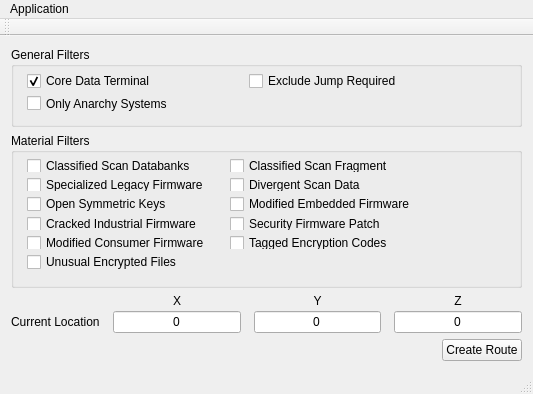
This is src/MainWindow.ui in neotron/EDPathFinder as Qt 5 draws it before an edit. The edited form follows.
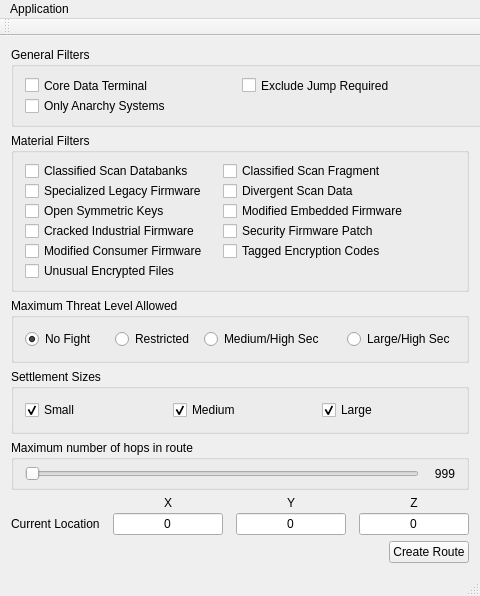
This is the edited form.

The edit to the form file:
```diff
--- a/src/MainWindow.ui
+++ b/src/MainWindow.ui
@@ -6,8 +6,8 @@
    <rect>
     <x>0</x>
     <y>0</y>
-    <width>533</width>
-    <height>390</height>
+    <width>480</width>
+    <height>596</height>
    </rect>
   </property>
   <property name="sizePolicy">
@@ -50,39 +50,18 @@
       <property name="title">
        <string>General Filters</string>
       </property>
-      <widget class="QWidget" name="formLayoutWidget_2">
-       <property name="geometry">
-        <rect>
-         <x>10</x>
-         <y>20</y>
-         <width>493</width>
-         <height>51</height>
-        </rect>
-       </property>
-       <layout class="QFormLayout" name="formLayout">
-        <property name="labelAlignment">
-         <set>Qt::AlignLeading|Qt::AlignLeft|Qt::AlignVCenter</set>
-        </property>
+      <layout class="QGridLayout" name="gridLayout_3">
         <property name="horizontalSpacing">
-         <number>20</number>
-        </property>
-        <property name="verticalSpacing">
-         <number>6</number>
-        </property>
-        <property name="leftMargin">
-         <number>6</number>
-        </property>
-        <property name="topMargin">
-         <number>6</number>
-        </property>
-        <property name="rightMargin">
-         <number>6</number>
-        </property>
-        <property name="bottomMargin">
-         <number>6</number>
+        <number>15</number>
         </property>
         <item row="0" column="0">
          <widget class="QCheckBox" name="cdt">
+         <property name="sizePolicy">
+          <sizepolicy hsizetype="Fixed" vsizetype="Fixed">
+           <horstretch>0</horstretch>
+           <verstretch>0</verstretch>
+          </sizepolicy>
+         </property>
           <property name="minimumSize">
            <size>
             <width>202</width>
@@ -93,14 +72,7 @@
            <string>Core Data Terminal</string>
           </property>
           <property name="checked">
-           <bool>true</bool>
-          </property>
-         </widget>
-        </item>
-        <item row="1" column="0">
-         <widget class="QCheckBox" name="anarchy">
-          <property name="text">
-           <string>Only Anarchy Systems</string>
+          <bool>false</bool>
           </property>
          </widget>
         </item>
@@ -117,8 +89,17 @@
           </property>
          </widget>
         </item>
-       </layout>
-      </widget>
+       <item row="1" column="0">
+        <widget class="QCheckBox" name="anarchy">
+         <property name="toolTip">
+          <string>Only include bases in anarchy systems (no bounties).</string>
+         </property>
+         <property name="text">
+          <string>Only Anarchy Systems</string>
+         </property>
+        </widget>
+       </item>
+      </layout>
      </widget>
     </item>
     <item>
@@ -138,36 +119,9 @@
       <property name="title">
        <string>Material Filters</string>
       </property>
-      <widget class="QWidget" name="formLayoutWidget_3">
-       <property name="geometry">
-        <rect>
-         <x>10</x>
-         <y>20</y>
-         <width>491</width>
-         <height>122</height>
-        </rect>
-       </property>
-       <layout class="QFormLayout" name="formLayout_3">
-        <property name="labelAlignment">
-         <set>Qt::AlignLeading|Qt::AlignLeft|Qt::AlignVCenter</set>
-        </property>
+      <layout class="QGridLayout" name="gridLayout_2">
         <property name="horizontalSpacing">
-         <number>20</number>
-        </property>
-        <property name="verticalSpacing">
-         <number>6</number>
-        </property>
-        <property name="leftMargin">
-         <number>6</number>
-        </property>
-        <property name="topMargin">
-         <number>6</number>
-        </property>
-        <property name="rightMargin">
-         <number>6</number>
-        </property>
-        <property name="bottomMargin">
-         <number>6</number>
+        <number>15</number>
         </property>
         <item row="0" column="0">
          <widget class="QCheckBox" name="csd">
@@ -227,6 +181,12 @@
         </item>
         <item row="4" column="0">
          <widget class="QCheckBox" name="mcf">
+         <property name="sizePolicy">
+          <sizepolicy hsizetype="Fixed" vsizetype="Fixed">
+           <horstretch>0</horstretch>
+           <verstretch>0</verstretch>
+          </sizepolicy>
+         </property>
           <property name="text">
            <string>Modified Consumer Firmware</string>
           </property>
@@ -248,6 +208,179 @@
         </item>
        </layout>
       </widget>
+    </item>
+    <item>
+     <widget class="QGroupBox" name="groupBox_3">
+      <property name="title">
+       <string>Maximum Threat Level Allowed</string>
+      </property>
+      <layout class="QHBoxLayout" name="horizontalLayout_3">
+       <property name="spacing">
+        <number>4</number>
+       </property>
+       <item>
+        <widget class="QRadioButton" name="noSec">
+         <property name="toolTip">
+          <string>No combat needed for these bases.</string>
+         </property>
+         <property name="statusTip">
+          <string/>
+         </property>
+         <property name="text">
+          <string>No Fight</string>
+         </property>
+         <property name="checked">
+          <bool>true</bool>
+         </property>
+        </widget>
+       </item>
+       <item>
+        <widget class="QRadioButton" name="restrictedSec">
+         <property name="toolTip">
+          <string>Restricted / long distance (M5H)</string>
+         </property>
+         <property name="toolTipDuration">
+          <number>-1</number>
+         </property>
+         <property name="statusTip">
+          <string/>
+         </property>
+         <property name="text">
+          <string>Restricted</string>
+         </property>
+         <property name="checked">
+          <bool>false</bool>
+         </property>
+        </widget>
+       </item>
+       <item>
+        <widget class="QRadioButton" name="mediumSec">
+         <property name="minimumSize">
+          <size>
+           <width>139</width>
+           <height>0</height>
+          </size>
+         </property>
+         <property name="toolTip">
+          <string>Most medium sized high security bases.</string>
+         </property>
+         <property name="text">
+          <string>Medium/High Sec</string>
+         </property>
+        </widget>
+       </item>
+       <item>
+        <widget class="QRadioButton" name="highSec">
+         <property name="toolTip">
+          <string>Large and military high security bases. Very dangerous, and hard to solo.</string>
+         </property>
+         <property name="statusTip">
+          <string/>
+         </property>
+         <property name="text">
+          <string>Large/High Sec</string>
+         </property>
+        </widget>
+       </item>
+      </layout>
+     </widget>
+    </item>
+    <item>
+     <widget class="QGroupBox" name="groupBox_4">
+      <property name="toolTip">
+       <string>Select one or more settlement sizes. </string>
+      </property>
+      <property name="title">
+       <string>Settlement Sizes</string>
+      </property>
+      <layout class="QHBoxLayout" name="horizontalLayout">
+       <property name="spacing">
+        <number>15</number>
+       </property>
+       <item>
+        <widget class="QCheckBox" name="smallSize">
+         <property name="text">
+          <string>Small</string>
+         </property>
+         <property name="checked">
+          <bool>true</bool>
+         </property>
+        </widget>
+       </item>
+       <item>
+        <widget class="QCheckBox" name="mediumSize">
+         <property name="text">
+          <string>Medium</string>
+         </property>
+         <property name="checked">
+          <bool>true</bool>
+         </property>
+        </widget>
+       </item>
+       <item>
+        <widget class="QCheckBox" name="largeSize">
+         <property name="text">
+          <string>Large</string>
+         </property>
+         <property name="checked">
+          <bool>true</bool>
+         </property>
+        </widget>
+       </item>
+      </layout>
+     </widget>
+    </item>
+    <item>
+     <widget class="QGroupBox" name="groupBox_5">
+      <property name="title">
+       <string>Maximum number of hops in route</string>
+      </property>
+      <layout class="QHBoxLayout" name="horizontalLayout_4">
+       <property name="spacing">
+        <number>-1</number>
+       </property>
+       <property name="topMargin">
+        <number>6</number>
+       </property>
+       <property name="bottomMargin">
+        <number>6</number>
+       </property>
+       <item>
+        <widget class="QSlider" name="systemCountSlider">
+         <property name="orientation">
+          <enum>Qt::Horizontal</enum>
+         </property>
+        </widget>
+       </item>
+       <item>
+        <widget class="QLabel" name="systemCountLabel">
+         <property name="sizePolicy">
+          <sizepolicy hsizetype="Fixed" vsizetype="Preferred">
+           <horstretch>0</horstretch>
+           <verstretch>0</verstretch>
+          </sizepolicy>
+         </property>
+         <property name="minimumSize">
+          <size>
+           <width>30</width>
+           <height>0</height>
+          </size>
+         </property>
+         <property name="maximumSize">
+          <size>
+           <width>30</width>
+           <height>16777215</height>
+          </size>
+         </property>
+         <property name="text">
+          <string>999</string>
+         </property>
+         <property name="alignment">
+          <set>Qt::AlignRight|Qt::AlignTrailing|Qt::AlignVCenter</set>
+         </property>
+        </widget>
+       </item>
+      </layout>
      </widget>
     </item>
     <item>
@@ -361,7 +494,7 @@
     <rect>
      <x>0</x>
      <y>0</y>
-     <width>533</width>
+     <width>480</width>
      <height>22</height>
     </rect>
    </property>
```
Left out of the diff: 85 changed lines with no effect on the pictures. Lines whose indentation alone changed are shown as unchanged.
